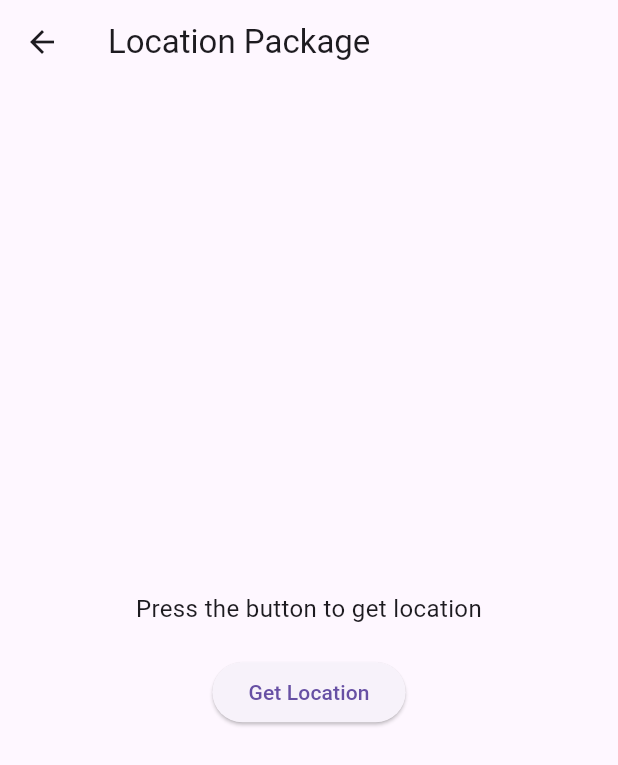
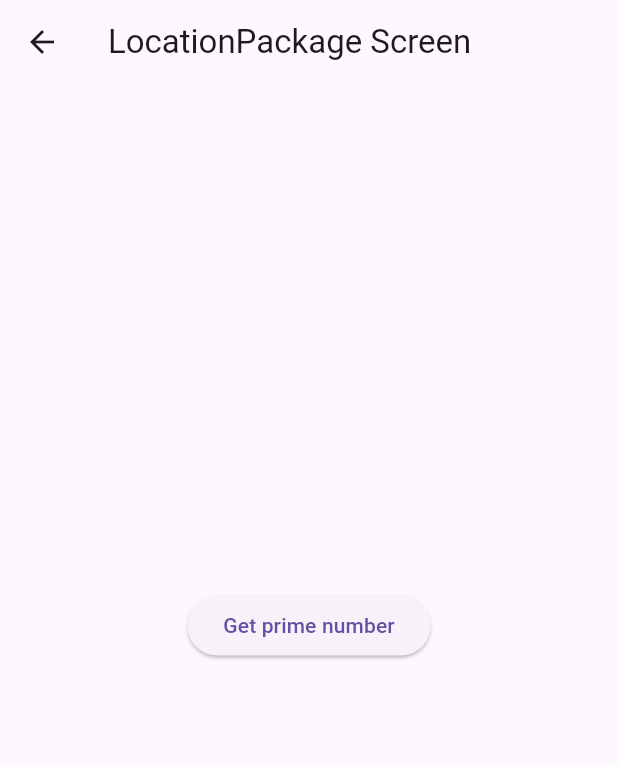
Before and after one commit to LukesRepositories/location_tracking_flutter, a Flutter app: the screen it shows after launch, after a tap on "Location Package", on a phone screen of 412 x 824 dp. Shown: the top 765 px of the screen. Run offline on Flutter 3.47's test engine with Material 3 defaults, Android fonts, the phone set to English and light mode, and no system bars; our stand-ins replace geolocator, location.

Commit message:
Raw calculation added measuring time taken to calculate prime numbers

```diff
--- a/lib/pages/locationPackage.dart
+++ b/lib/pages/locationPackage.dart
@@ -1,4 +1,78 @@
 import 'package:flutter/material.dart';
+
+
+class LocationPackage extends StatefulWidget {
+  const LocationPackage({super.key});
+
+  @override
+  State<LocationPackage> createState() => _HomeState();
+}
+
+class _HomeState extends State<LocationPackage> {
+
+  String _primeNumber = "";
+  String _timeTaken = "";
+
+  bool isPrime(int n) {
+    if(n<2) {
+      return false;
+    }
+    for(int i = 2; i < n; i++) {
+      if(n % i == 0){
+        return false;
+      }
+    }
+    return true;
+  }
+
+  void getHighestPrime(int limit) {
+    final stopwatch = Stopwatch()..start();
+    int highestPrime = 2;
+    int n = limit;
+    for(int i = 2; i < n; i++) {
+      if(isPrime(i)) {
+        highestPrime = i;
+      }
+    }
+    stopwatch.stop();
+    setState(() {
+      _primeNumber = highestPrime.toString();
+      _timeTaken = stopwatch.elapsed.toString();
+    });
+  }
+
+  @override
+  Widget build(BuildContext context) {
+    return Scaffold(
+      appBar: AppBar(title: const Text("LocationPackage Screen")),
+      body: Center(
+        child: Column(
+          mainAxisAlignment: MainAxisAlignment.center,
+          children: [
+            ElevatedButton(
+              onPressed: (){
+                getHighestPrime(250000);
+              },
+              child: const Text("Get prime number"),
+            ),
+            Text(
+              _primeNumber,
+              textAlign: TextAlign.center,
+              style: const TextStyle(fontSize: 16),
+            ),
+            Text(
+              _timeTaken,
+              textAlign: TextAlign.center,
+              style: const TextStyle(fontSize: 16),
+            )
+          ],
+        ),
+      ),
+    );
+  }
+}
+
+/*
 import 'package:location/location.dart';
 
 class LocationPackage extends StatefulWidget {
@@ -74,3 +148,4 @@ class _LocationPackageState extends State<LocationPackage> {
     );
   }
 }
+*/
```
